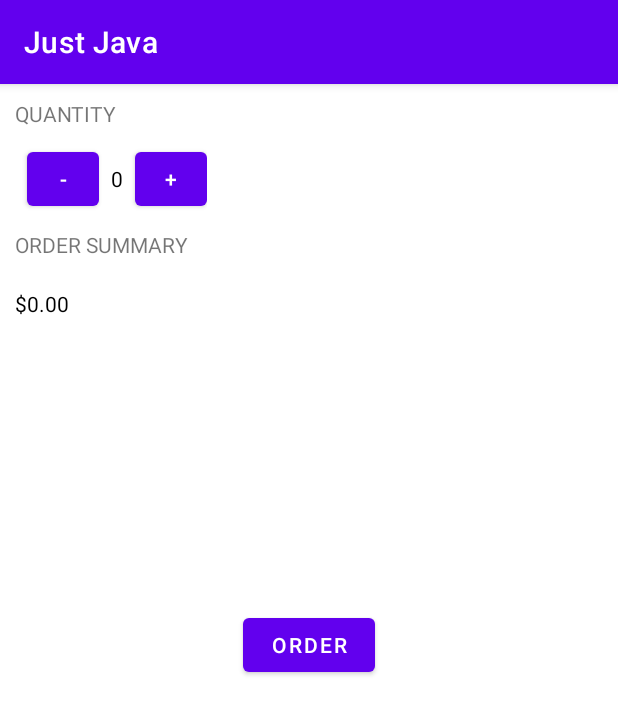
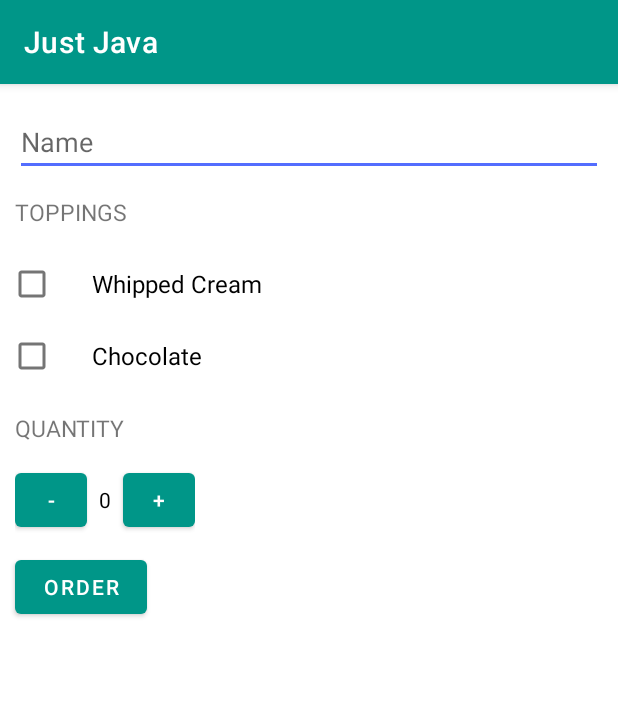
Before and after one commit to Better-By-01/Android-Udacity, an Android app: the screen it shows after launch (MainActivity), after a tap on "ORDER", on a phone screen of 412 x 824 dp. Shown: the top 714 px of the screen. Run offline under Robolectric (Android 15) with nearby library versions, the phone set to English and light mode, and no system bars.

Commit message:
ScrollView, intent, localization, style, theme ADDED

```diff
--- a/JustJava/app/src/main/java/com/example/justjava/MainActivity.java
+++ b/JustJava/app/src/main/java/com/example/justjava/MainActivity.java
@@ -2,9 +2,16 @@ package com.example.justjava;
 
 
 
+import android.content.Context;
+import android.content.Intent;
+import android.net.Uri;
 import android.os.Bundle;
+import android.util.Log;
 import android.view.View;
+import android.widget.CheckBox;
+import android.widget.EditText;
 import android.widget.TextView;
+import android.widget.Toast;
 
 import androidx.appcompat.app.AppCompatActivity;
 
@@ -14,6 +21,8 @@ import java.text.NumberFormat;
  */
 public class MainActivity extends AppCompatActivity {
     int quantity = 0;
+    String orderSummary;
+    String text;
 
     @Override
     protected void onCreate(Bundle savedInstanceState) {
@@ -22,34 +31,58 @@ public class MainActivity extends AppCompatActivity {
     }
 
     public void decrement(View view)    {
-        if (quantity>0) quantity--;
-        display(quantity);
+        if (quantity>0) {
+            quantity--;
+            display(quantity);
+        }
+        else    {
+            String text = "Quantity can't be negative";
+            Toast.makeText(this, text, Toast.LENGTH_SHORT).show();
+        }
     }
 
     public void increment(View view)    {
-        if(quantity>=0) quantity++;
-        display(quantity);
+        if(quantity >= 0 && quantity < 100) {
+            quantity++;
+            display(quantity);
+        }
+        else    {
+            text = "Max. Cups reached";
+            Toast.makeText(this, text, Toast.LENGTH_SHORT).show();
+        }
     }
     /**
      * This method is called when the order button is clicked.
      */
     public void submitOrder(View view) {
-        if (quantity>0) {
-            int price = quantity*5;
-            displayMessage(createOrderSummary(price));
+        int price = quantity*5;
+
+        CheckBox whippedCreamCheck = (CheckBox) findViewById(R.id.whippedCream_checkBox);
+        boolean creamCheck = whippedCreamCheck.isChecked();
+
+        CheckBox chocolateCheckBox = (CheckBox) findViewById(R.id.chocolate_checkBox);
+        boolean chocolateCheck = chocolateCheckBox.isChecked();
+
+        EditText nameField = (EditText) findViewById(R.id.name_field_view);
+        String nameText = nameField.getText().toString();
+
+        if (creamCheck) price += 1;
+        if (chocolateCheck) price += 2;
+
+        orderSummary = getString(R.string.order_summary_name, nameText) +
+                "\n" + getString(R.string.order_summary_whipped_cream, creamCheck) +
+                "\n" + getString(R.string.order_summary_chocolate, chocolateCheck) +
+                "\n" + getString(R.string.order_summary_quantity, quantity) +
+                "\n" + getString(R.string.order_summary_price ,Integer.toString(price))+
+                "\n" + getString(R.string.thank_you);
+
+        Intent intent = new Intent(Intent.ACTION_SEND);
+        intent.setType("*/*");
+        intent.putExtra(Intent.EXTRA_SUBJECT, getString(R.string.order_summary_email_subject, nameText));
+        intent.putExtra(Intent.EXTRA_TEXT , orderSummary);
+        if (intent.resolveActivity(getPackageManager()) != null) {
+            startActivity(intent);
         }
-        else
-            displayPrice(quantity);
-    }
-
-    public String createOrderSummary(int price)   {
-        return "Name: Ashutosh Patel\n" + "Quantity: " + quantity + "\nTotal: $" +
-                price + "\nThank You !";
-    }
-
-    private void displayMessage(String message) {
-        TextView orderSummaryTextView = (TextView) findViewById(R.id.order_summary_text_view);
-        orderSummaryTextView.setText(message);
     }
 
     /**
@@ -61,11 +94,4 @@ public class MainActivity extends AppCompatActivity {
         quantityTextView.setText("" + number);
     }
 
-    /**
-     * This method displays the given price on the screen.
-     */
-    private void displayPrice(int number) {
-        TextView priceTextView = (TextView) findViewById(R.id.order_summary_text_view);
-        priceTextView.setText(NumberFormat.getCurrencyInstance().format(number));
-    }
 }
--- a/JustJava/app/src/main/res/layout/activity_main.xml
+++ b/JustJava/app/src/main/res/layout/activity_main.xml
@@ -1,28 +1,58 @@
 <?xml version="1.0" encoding="utf-8"?>
-<LinearLayout xmlns:android="http://schemas.android.com/apk/res/android"
+<ScrollView xmlns:android="http://schemas.android.com/apk/res/android"
     xmlns:tools="http://schemas.android.com/tools"
     android:layout_width="match_parent"
     android:layout_height="match_parent"
-    android:orientation="vertical"
     tools:context=".MainActivity">
+    <LinearLayout
+        android:layout_width="match_parent"
+        android:layout_height="match_parent"
+        android:orientation="vertical">
+
+        <EditText
+            android:id="@+id/name_field_view"
+            android:layout_width="match_parent"
+            android:layout_height="wrap_content"
+            android:layout_marginLeft="10dp"
+            android:layout_marginTop="16dp"
+            android:layout_marginRight="10dp"
+            android:hint="@string/name"
+            android:inputType="textCapWords"/>
 
         <TextView
+            style="@style/HeaderTextStyle"
+            android:text="@string/toppings" />
+
+        <CheckBox
+            android:id="@+id/whippedCream_checkBox"
             android:layout_width="wrap_content"
             android:layout_height="wrap_content"
-        android:layout_margin="10dp"
-        android:text="quantity"
-        android:textAllCaps="true" />
+            android:layout_marginLeft="5dp"
+            android:paddingLeft="24dp"
+            android:text="@string/whipped_cream"
+            android:textSize="16sp" />
+
+        <CheckBox
+            android:id="@+id/chocolate_checkBox"
+            android:layout_width="wrap_content"
+            android:layout_height="wrap_content"
+            android:layout_marginLeft="5dp"
+            android:paddingLeft="24dp"
+            android:text="@string/chocolate"
+            android:textSize="16sp" />
+        <TextView
+            style="@style/HeaderTextStyle"
+            android:text="@string/quantity"/>
 
         <LinearLayout
             android:layout_width="wrap_content"
             android:layout_height="wrap_content"
-        android:layout_marginLeft="8dp"
+            android:layout_marginLeft="10dp"
             android:orientation="horizontal">
 
             <Button
                 android:layout_width="48dp"
                 android:layout_height="48dp"
-            android:layout_marginLeft="10dp"
                 android:onClick="decrement"
                 android:text="-" />
 
@@ -42,38 +72,15 @@
                 android:text="+" />
         </LinearLayout>
 
-    <TextView
-        android:layout_width="wrap_content"
-        android:layout_height="wrap_content"
-        android:layout_margin="10dp"
-        android:text="order summary"
-        android:textAllCaps="true" />
-    <RelativeLayout
-        android:layout_width="wrap_content"
-        android:layout_height="0dp"
-        android:layout_weight="1">
-
-    <TextView
-        android:id="@+id/order_summary_text_view"
-        android:layout_width="match_parent"
-        android:layout_height="wrap_content"
-        android:layout_margin="10dp"
-        android:text="$0.00"
-        android:textColor="@android:color/black" />
-    </RelativeLayout>
-
-    <RelativeLayout
-        android:layout_width="match_parent"
-        android:layout_height="0dp"
-        android:layout_weight="2">
         <Button
             android:id="@+id/order_button"
             android:layout_width="wrap_content"
             android:layout_height="wrap_content"
+            android:layout_centerHorizontal="true"
             android:layout_margin="10dp"
             android:onClick="submitOrder"
-            android:text="order"
-            android:layout_centerHorizontal="true"
+            android:text="@string/order"
             android:textAllCaps="true" />
-    </RelativeLayout>
+
     </LinearLayout>
+</ScrollView>
--- a/JustJava/app/src/main/res/values/strings.xml
+++ b/JustJava/app/src/main/res/values/strings.xml
@@ -1,3 +1,21 @@
-<resources>
+<?xml version="1.0" encoding="utf-8"?>
+<resources xmlns:xliff="urn:oasis:names:tc:xliff:document:1.2">
     <string name="app_name">Just Java</string>
+    <!-- Name of the customer entered in text-field -->
+    <string name="name">Name</string>
+    <!-- Header Text for the list of toppings -->
+    <string name="toppings">Toppings</string>
+    <string name="whipped_cream">Whipped Cream</string>
+    <string name="chocolate">Chocolate</string>
+    <!-- No. of cups of coffee -->
+    <string name="quantity">Quantity</string>
+    <!-- Order Button -->
+    <string name="order">Order</string>
+    <string name="thank_you">Thank You!</string>
+    <string name="order_summary_name">Name: <xliff:g id="name">%s</xliff:g></string>
+    <string name="order_summary_whipped_cream">Add Whipped Cream?  <xliff:g id="addWhippedCream" example="true">%b</xliff:g></string>
+    <string name="order_summary_chocolate">Add  Chocolate? <xliff:g id="addChocolate" example="true">%b</xliff:g></string>
+    <string name="order_summary_quantity">Quantity: <xliff:g id="quantity" example="2">%d</xliff:g></string>
+    <string name="order_summary_price">Total: $<xliff:g id="price" example="10">%s</xliff:g></string>
+    <string name="order_summary_email_subject">Order For: <xliff:g id="name" example="Amy">%s</xliff:g></string>
 </resources>
--- /dev/null
+++ b/JustJava/app/src/main/res/values/style.xml
@@ -0,0 +1,11 @@
+<?xml version="1.0" encoding="utf-8"?>
+<resources>
+    <style name="HeaderTextStyle">
+        <item name="android:layout_width">wrap_content</item>
+        <item name="android:layout_height">48dp</item>
+        <item name="android:layout_marginLeft">10dp</item>
+        <item name="android:gravity">center_vertical</item>
+        <item name="android:textAllCaps">true</item>
+        <item name="android:textSize">15sp</item>
+    </style>
+</resources>
--- a/JustJava/app/src/main/res/values/themes.xml
+++ b/JustJava/app/src/main/res/values/themes.xml
@@ -1,16 +1,8 @@
 <resources xmlns:tools="http://schemas.android.com/tools">
     <!-- Base application theme. -->
     <style name="Theme.JustJava" parent="Theme.MaterialComponents.DayNight.DarkActionBar">
-        <!-- Primary brand color. -->
-        <item name="colorPrimary">@color/purple_500</item>
-        <item name="colorPrimaryVariant">@color/purple_700</item>
-        <item name="colorOnPrimary">@color/white</item>
-        <!-- Secondary brand color. -->
-        <item name="colorSecondary">@color/teal_200</item>
-        <item name="colorSecondaryVariant">@color/teal_700</item>
-        <item name="colorOnSecondary">@color/black</item>
-        <!-- Status bar color. -->
-        <item name="android:statusBarColor" tools:targetApi="l">?attr/colorPrimaryVariant</item>
-        <!-- Customize your theme here. -->
+        <item name="colorPrimary">#009688</item>
+        <item name="colorPrimaryDark">#00796B</item>
+        <item name="colorAccent">#536DFE</item>
     </style>
 </resources>
```
Also changed, not shown: 1 other file. Lines whose indentation alone changed are shown as unchanged.
